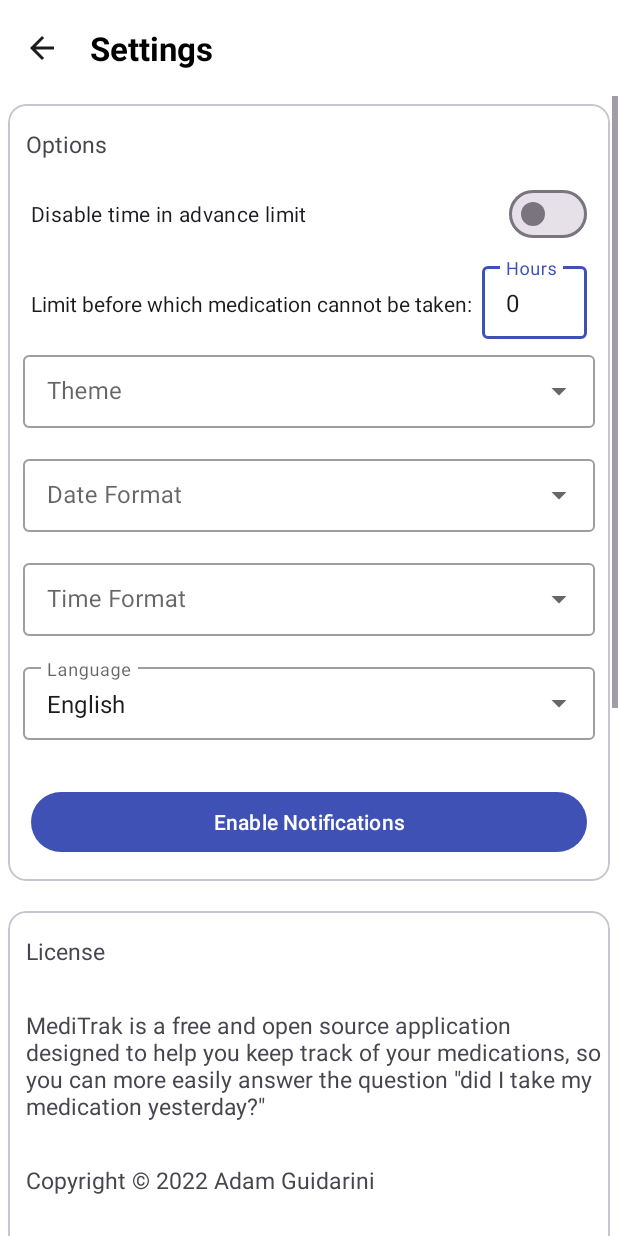
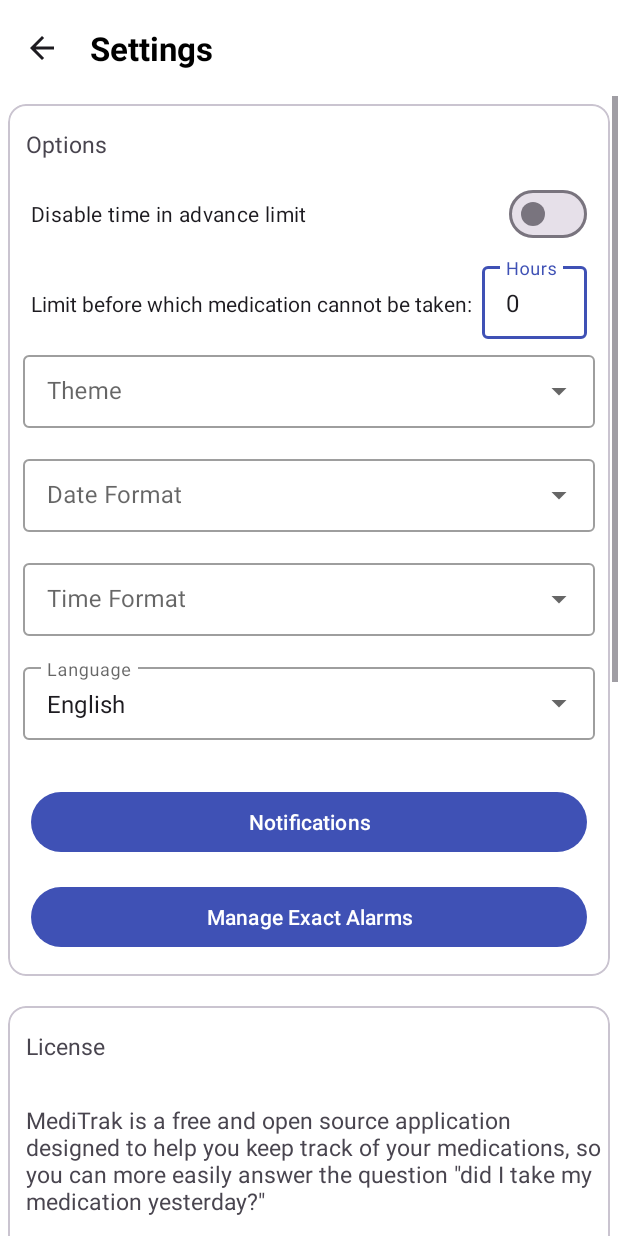
Before and after one commit to AdamGuidarini/MediTrak, an Android app: the screen it shows after launch (Settings), in the options menu, after a tap on "Settings", on a phone screen of 412 x 824 dp. Run offline under Robolectric (Android 15) with nearby library versions, the phone set to English and light mode, and no system bars; 43 statements that could not run were skipped.

Commit message:
Notification fixes, changes for notification button and exact alarms button

```diff
--- a/app/src/main/java/projects/medicationtracker/Dialogs/OpenNotificationsDialog.java
+++ b/app/src/main/java/projects/medicationtracker/Dialogs/OpenNotificationsDialog.java
@@ -10,7 +10,6 @@ import android.app.Activity;
 import android.app.Dialog;
 
 import androidx.appcompat.app.AlertDialog;
-import androidx.appcompat.widget.SwitchCompat;
 import androidx.fragment.app.DialogFragment;
 
 import android.app.NotificationManager;
@@ -28,6 +27,7 @@ import androidx.annotation.NonNull;
 import androidx.annotation.Nullable;
 
 import com.google.android.material.dialog.MaterialAlertDialogBuilder;
+import com.google.android.material.materialswitch.MaterialSwitch;
 
 import java.time.LocalDateTime;
 import java.time.format.DateTimeFormatter;
@@ -48,7 +48,7 @@ public class OpenNotificationsDialog extends DialogFragment {
     private final ArrayList<CheckBox> doseCheckBoxes = new ArrayList<>();
     private LinearLayout checkBoxHolder;
     private CheckBox checkAll;
-    private SwitchCompat dismissUnselected;
+    private MaterialSwitch dismissUnselected;
     private NotificationManager manager;
 
     public OpenNotificationsDialog(
--- a/app/src/main/java/projects/medicationtracker/Helpers/NativeDbHelper.java
+++ b/app/src/main/java/projects/medicationtracker/Helpers/NativeDbHelper.java
@@ -7,6 +7,7 @@ import static projects.medicationtracker.Helpers.DBHelper.EXPORT_FILE_NAME;
 import static projects.medicationtracker.Helpers.DBHelper.EXPORT_FREQUENCY;
 import static projects.medicationtracker.Helpers.DBHelper.EXPORT_START;
 import static projects.medicationtracker.Helpers.DBHelper.SEEN_NOTIFICATION_REQUEST;
+import static projects.medicationtracker.Helpers.DBHelper.SEEN_SCHEDULE_EXACT_REQUEST;
 import static projects.medicationtracker.Helpers.DBHelper.THEME;
 import static projects.medicationtracker.Helpers.DBHelper.TIME_FORMAT;
 
@@ -187,6 +188,7 @@ public class NativeDbHelper {
                 new Pair<>(THEME, preferences.getString(THEME)),
                 new Pair<>(AGREED_TO_TERMS, preferences.getBoolean(AGREED_TO_TERMS) ? "1" : "0"),
                 new Pair<>(SEEN_NOTIFICATION_REQUEST, preferences.getBoolean(SEEN_NOTIFICATION_REQUEST) ? "1" : "0"),
+                new Pair<>(SEEN_SCHEDULE_EXACT_REQUEST, preferences.getBoolean(SEEN_SCHEDULE_EXACT_REQUEST) ? "1" : "0"),
                 new Pair<>(DATE_FORMAT, preferences.getString(DATE_FORMAT)),
                 new Pair<>(TIME_FORMAT, preferences.getString(TIME_FORMAT)),
                 new Pair<>(EXPORT_FREQUENCY, String.valueOf(preferences.getInt(EXPORT_FREQUENCY))),
--- a/app/src/main/java/projects/medicationtracker/MainActivity.java
+++ b/app/src/main/java/projects/medicationtracker/MainActivity.java
@@ -147,8 +147,8 @@ public class MainActivity extends projects.medicationtracker.BaseActivity implem
                 };
 
                 new ConfirmationDialog(
-                        "=Permission Needed=",
-                        "=To ensure reminders ring at the desired time, MediTrak requires the ability to set exact alarms.\n\nPlease allow \"Alarms & Reminders\" on the next screen.",
+                        getString(R.string.permission_needed),
+                        getString(R.string.exact_alarm_permission_request),
                         acceptAction,
                         getString(R.string.ok),
                         getString(R.string.cancel)
--- a/app/src/main/java/projects/medicationtracker/Settings.java
+++ b/app/src/main/java/projects/medicationtracker/Settings.java
@@ -1,5 +1,6 @@
 package projects.medicationtracker;
 
+import static android.os.Build.VERSION.SDK_INT;
 import static projects.medicationtracker.Helpers.DBHelper.DARK;
 import static projects.medicationtracker.Helpers.DBHelper.DATE_FORMAT;
 import static projects.medicationtracker.Helpers.DBHelper.DEFAULT;
@@ -100,21 +101,13 @@ public class Settings extends BaseActivity implements IDialogCloseListener {
         Button deleteAllButton = findViewById(R.id.deleteAllButton);
         deleteAllButton.setBackgroundColor(Color.parseColor("#DD2222"));
 
-        Button enableNotificationsButton = findViewById(R.id.enableNotifications);
-        MaterialSwitch notificationToggle = findViewById(R.id.enableNotificationSwitch);
-
         nativeDb = new NativeDbHelper(this);
 
-        if (Build.VERSION.SDK_INT >= 33) {
-            enableNotificationsButton.setVisibility(View.VISIBLE);
-            notificationToggle.setVisibility(View.GONE);
-        } else {
-            enableNotificationsButton.setVisibility(View.GONE);
-            notificationToggle.setVisibility(View.VISIBLE);
+        if (SDK_INT >= Build.VERSION_CODES.S) {
+            findViewById(R.id.enableExactAlarms).setVisibility(View.VISIBLE);
         }
 
         setTimeBeforeDoseRestrictionSwitch();
-        setEnableNotificationSwitch();
         setThemeMenu();
         setDateFormatMenu();
         setTimeFormatMenu();
@@ -556,7 +549,7 @@ public class Settings extends BaseActivity implements IDialogCloseListener {
     }
 
     public void onImportClick(View view) {
-        String type = Build.VERSION.SDK_INT >= 30 ? "application/json" : "*/*";
+        String type = SDK_INT >= 30 ? "application/json" : "*/*";
         Intent i = new Intent(Intent.ACTION_OPEN_DOCUMENT);
         i.addCategory(Intent.CATEGORY_OPENABLE);
         i.setType(type);
@@ -594,14 +587,21 @@ public class Settings extends BaseActivity implements IDialogCloseListener {
         return true;
     }
 
-    public void OnEnableNotificationsClick(View view) {
-        if (Build.VERSION.SDK_INT >= 33
-                && checkSelfPermission(android.Manifest.permission.POST_NOTIFICATIONS)
-                != PackageManager.PERMISSION_GRANTED
-        ) {
-            permissionRequester.launch(android.Manifest.permission.POST_NOTIFICATIONS);
-        } else {
-            Toast.makeText(this, getString(R.string.notifications_already_enabled), Toast.LENGTH_SHORT).show();
+    public void onEnableNotificationsClick(View view) {
+        Intent intent = new Intent();
+
+        intent.setAction(android.provider.Settings.ACTION_APP_NOTIFICATION_SETTINGS);
+        intent.putExtra(android.provider.Settings.EXTRA_APP_PACKAGE, getPackageName());
+        startActivity(intent);
+    }
+
+    public void onEnablePreciseReminders(View view) {
+        if (SDK_INT >= Build.VERSION_CODES.S) {
+            Intent intent = new Intent();
+
+            intent.setAction(android.provider.Settings.ACTION_REQUEST_SCHEDULE_EXACT_ALARM);
+            intent.setData(Uri.parse("package:" + getPackageName()));
+            startActivity(intent);
         }
     }
 
@@ -614,18 +614,6 @@ public class Settings extends BaseActivity implements IDialogCloseListener {
 
         BackupDestinationPicker picker = new BackupDestinationPicker("json", true);
         picker.show(getSupportFragmentManager(), null);
-    }
-
-    /**
-     * Enable notifications for application
-     */
-    private void setEnableNotificationSwitch() {
-        SwitchCompat enableNotificationsSwitch = findViewById(R.id.enableNotificationSwitch);
-
-        enableNotificationsSwitch.setChecked(db.getNotificationEnabled());
-
-        enableNotificationsSwitch.setOnCheckedChangeListener(((compoundButton, b) ->
-                db.setNotificationEnabled(enableNotificationsSwitch.isChecked())));
     }
 
     @Override
--- a/app/src/main/java/projects/medicationtracker/Workers/NotificationWorker.java
+++ b/app/src/main/java/projects/medicationtracker/Workers/NotificationWorker.java
@@ -66,10 +66,7 @@ public class NotificationWorker extends Worker {
                     message, doseTime, notificationId, medId
             );
 
-            if (
-                    Arrays.stream(openNotes).noneMatch(n -> n.getId() == SUMMARY_ID)
-                            && openNotes.length > 0
-            ) {
+            if (Arrays.stream(openNotes).noneMatch(n -> n.getId() == SUMMARY_ID)) {
                 Notification notificationSummary
                         = new NotificationCompat.Builder(context, MED_REMINDER_CHANNEL_ID)
                         .setContentTitle(context.getString(R.string.app_name))
--- a/app/src/main/res/layout/activity_settings.xml
+++ b/app/src/main/res/layout/activity_settings.xml
@@ -83,15 +83,6 @@
                         </com.google.android.material.textfield.TextInputLayout>
                     </LinearLayout>
 
-                    <com.google.android.material.materialswitch.MaterialSwitch
-                        android:id="@+id/enableNotificationSwitch"
-                        android:layout_width="match_parent"
-                        android:layout_height="wrap_content"
-                        android:layout_marginStart="10dp"
-                        android:layout_marginEnd="10dp"
-                        android:layout_marginBottom="5dp"
-                        android:text="@string/enable_notifications" />
-
                     <com.google.android.material.textfield.TextInputLayout
                         style="@style/Widget.MaterialComponents.TextInputLayout.OutlinedBox.Dense.ExposedDropdownMenu"
                         android:layout_width="match_parent"
@@ -156,13 +147,24 @@
                             android:inputType="none" />
                     </com.google.android.material.textfield.TextInputLayout>
 
-                    <Button
+                    <com.google.android.material.button.MaterialButton
                         android:id="@+id/enableNotifications"
                         android:layout_width="match_parent"
                         android:layout_height="wrap_content"
                         android:layout_margin="15dp"
-                        android:onClick="OnEnableNotificationsClick"
-                        android:text="@string/enable_notifications"
+                        android:onClick="onEnableNotificationsClick"
+                        android:text="@string/notifications"
+                        app:cornerRadius="30dp" />
+
+                    <com.google.android.material.button.MaterialButton
+                        android:id="@+id/enableExactAlarms"
+                        android:layout_width="match_parent"
+                        android:layout_height="wrap_content"
+                        android:layout_marginStart="15dp"
+                        android:layout_marginEnd="15dp"
+                        android:layout_marginBottom="15dp"
+                        android:onClick="onEnablePreciseReminders"
+                        android:text="@string/manage_exact_alarms"
                         android:visibility="gone"
                         app:cornerRadius="30dp" />
                 </LinearLayout>
--- a/app/src/main/res/layout/dialog_open_notifications.xml
+++ b/app/src/main/res/layout/dialog_open_notifications.xml
@@ -2,7 +2,6 @@
 <LinearLayout xmlns:android="http://schemas.android.com/apk/res/android"
     android:layout_width="match_parent"
     android:layout_height="match_parent"
-    xmlns:app="http://schemas.android.com/apk/res-auto"
     android:orientation="vertical">
     <CheckBox
         android:id="@+id/check_all"
@@ -29,7 +28,7 @@
             </LinearLayout>
         </ScrollView>
     </com.google.android.material.card.MaterialCardView>
-    <androidx.appcompat.widget.SwitchCompat
+    <com.google.android.material.materialswitch.MaterialSwitch
         android:id="@+id/dismiss_unselected"
         android:layout_width="match_parent"
         android:layout_height="wrap_content"
--- a/app/src/main/res/values/strings.xml
+++ b/app/src/main/res/values/strings.xml
@@ -80,6 +80,8 @@
         which it is released. \n\n\n\n
         This application is released under the GNU Public License Version 2, see below for more details:
     </string>
+    <string name="permission_needed">Permission Needed</string>
+    <string name="exact_alarm_permission_request"><![CDATA[MediTrak needs access to Alarms & Reminders to ensure reminders ring at the desired time.\n\nAllow MediTrak to set alarms and reminders so you can receive timely notifications.]]></string>
 
     <!-- Add/EditMedication -->
     <string name="add_medication">Add Medication</string>
@@ -225,6 +227,8 @@
     <string name="hour_24">24 Hour</string>
     <string name="language">Language</string>
     <string name="schedule_export">Schedule Export</string>
+    <string name="notifications">Notifications</string>
+    <string name="manage_exact_alarms">Manage Exact Alarms</string>
 
     <!-- Schedule Export Dialog -->
     <string name="export_now">Export now</string>
```
Also changed, not shown: app/src/main/java/projects/medicationtracker/Receivers/EventReceiver.java (+13 -0 lines).
